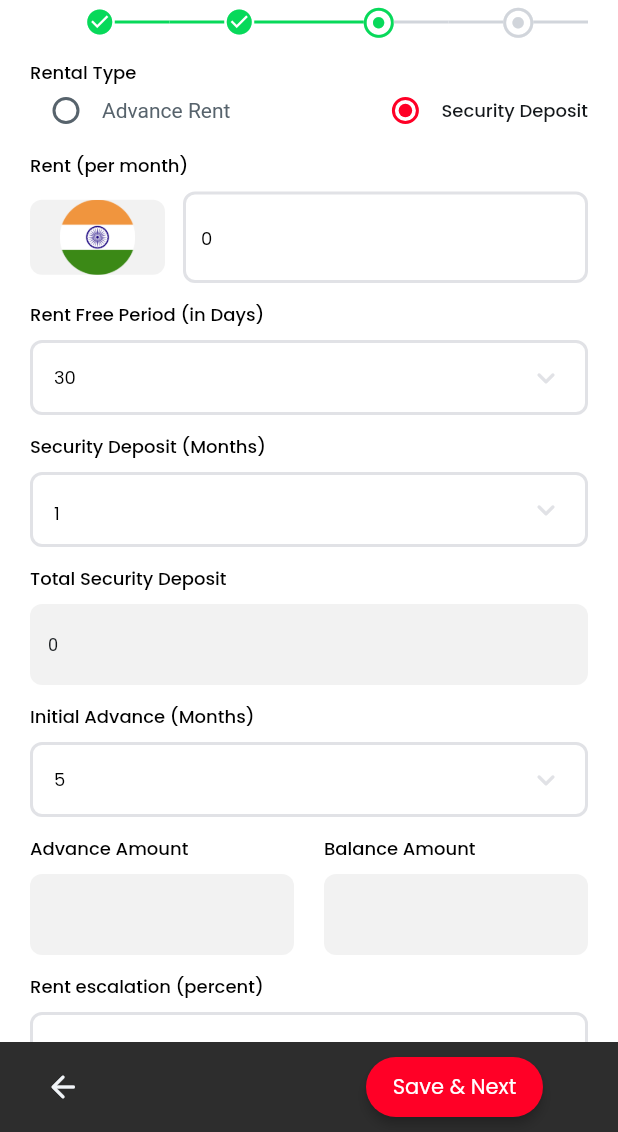
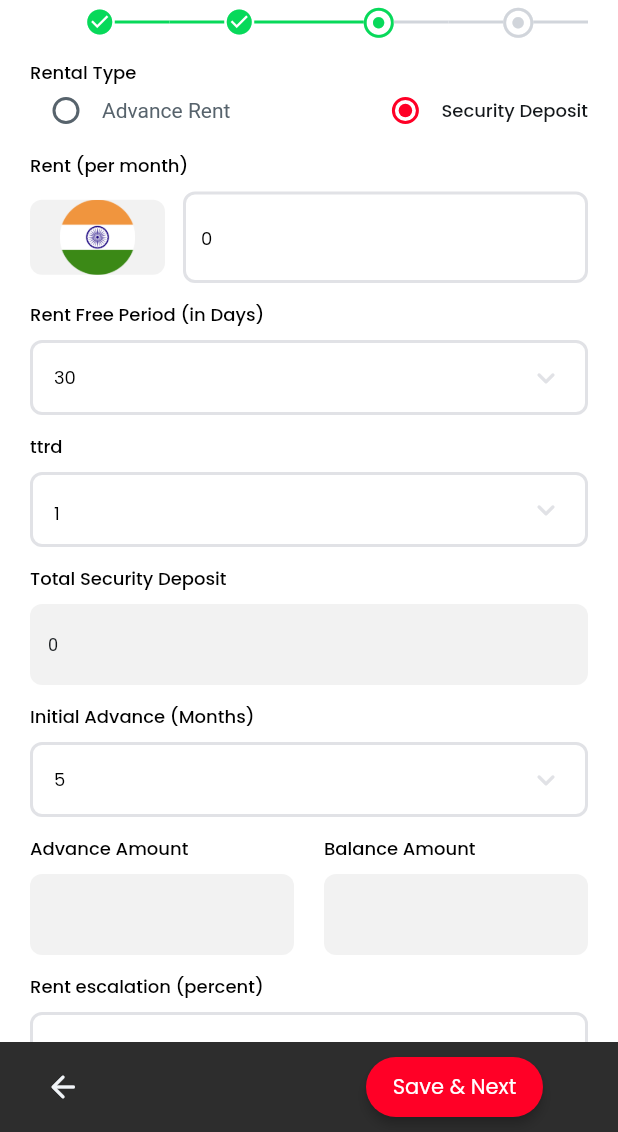
Before and after one commit to lovleshbuildint/site_quest, a Flutter app: the OpenSiteCommercialWidget screen opened by its route, after a tap on "Security Deposit", on a phone screen of 412 x 824 dp, the part 104-1236 px from its top. Run offline on Flutter 3.47's test engine with Material 3 defaults, Android fonts, the phone set to English and light mode, and no system bars; drawn by our look-alikes of auto_size_text, dropdown_button2; our stand-ins replace cached_network_image, csv, easy_debounce, equatable, file_picker, fl_chart and 14 more; missing offline and left inert: json_path, mime_type, pointer_interceptor; accounts and stored records are empty; network calls fail; Roboto replaces fonts that are missing (Readex Pro).

Commit message:
Updating to latest FlutterFlow output.

```diff
--- a/lib/indent/commercial_advance/commercial_advance_widget.dart
+++ b/lib/indent/commercial_advance/commercial_advance_widget.dart
@@ -1186,7 +1186,10 @@ class _CommercialAdvanceWidgetState extends State<CommercialAdvanceWidget> {
                     padding:
                         EdgeInsetsDirectional.fromSTEB(0.0, 12.0, 0.0, 0.0),
                     child: Text(
-                      'Security Deposit (Months)',
+                      valueOrDefault<String>(
+                        _model.securityDepositsdfghjValue,
+                        'ttrd',
+                      ),
                       style: FlutterFlowTheme.of(context).bodyMedium.override(
                             fontFamily: 'Poppins',
                             color: Colors.black,
```
